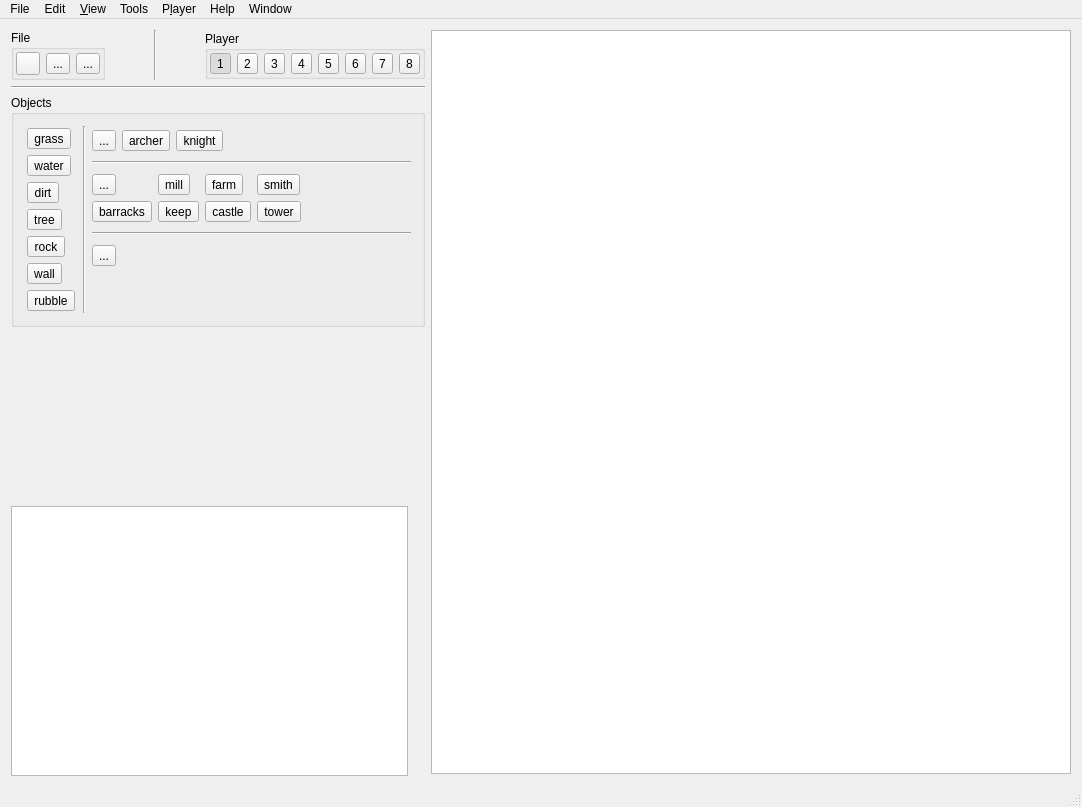
Qt form MapEditor/mainwindow.ui (projectdelphai/ECS160_MapEditor) before a commit.
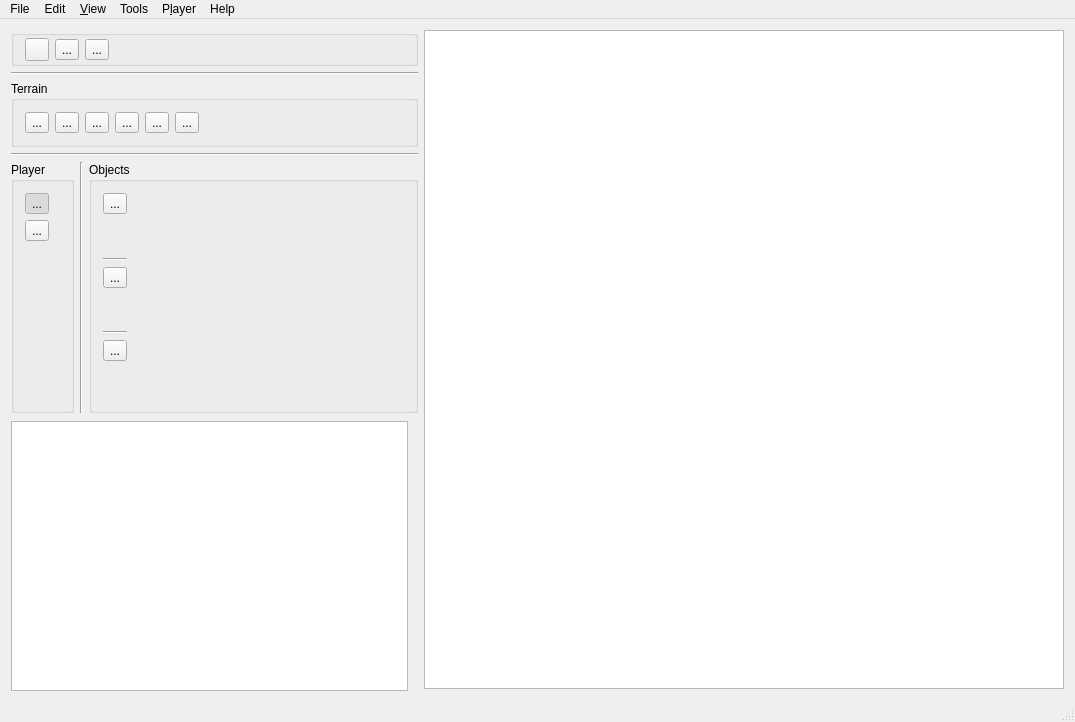
The same form after that commit. Icons and pictures are not drawn.

Patch:
```diff
--- a/MapEditor/mainwindow.ui
+++ b/MapEditor/mainwindow.ui
@@ -6,8 +6,8 @@
    <rect>
     <x>0</x>
     <y>0</y>
-    <width>1082</width>
-    <height>807</height>
+    <width>1075</width>
+    <height>722</height>
    </rect>
   </property>
   <property name="mouseTracking">
@@ -31,265 +31,7 @@
     <item>
      <layout class="QVBoxLayout" name="sidebar">
       <item>
-       <layout class="QHBoxLayout" name="file_and_player">
-        <item>
-         <widget class="QGroupBox" name="group_file">
-          <property name="sizePolicy">
-           <sizepolicy hsizetype="Preferred" vsizetype="Maximum">
-            <horstretch>0</horstretch>
-            <verstretch>0</verstretch>
-           </sizepolicy>
-          </property>
-          <property name="title">
-           <string>File</string>
-          </property>
-          <layout class="QHBoxLayout" name="horizontalLayout_4">
-           <property name="leftMargin">
-            <number>2</number>
-           </property>
-           <property name="topMargin">
-            <number>2</number>
-           </property>
-           <property name="rightMargin">
-            <number>2</number>
-           </property>
-           <property name="bottomMargin">
-            <number>2</number>
-           </property>
-           <item>
-            <widget class="QToolButton" name="button_new">
-             <property name="icon">
-              <iconset resource="icons.qrc">
-               <normaloff>:/toolbar/icons/toolbar/toolbar1.bmp</normaloff>:/toolbar/icons/toolbar/toolbar1.bmp</iconset>
-             </property>
-             <property name="shortcut">
-              <string>Ctrl+N, Meta+N</string>
-             </property>
-            </widget>
-           </item>
-           <item>
-            <widget class="QToolButton" name="button_open">
-             <property name="text">
-              <string>...</string>
-             </property>
-             <property name="icon">
-              <iconset resource="icons.qrc">
-               <normaloff>:/toolbar/icons/toolbar/toolbar2.bmp</normaloff>:/toolbar/icons/toolbar/toolbar2.bmp</iconset>
-             </property>
-             <property name="shortcut">
-              <string>Meta+O, Ctrl+O</string>
-             </property>
-            </widget>
-           </item>
-           <item>
-            <widget class="QToolButton" name="button_save">
-             <property name="text">
-              <string>...</string>
-             </property>
-             <property name="icon">
-              <iconset resource="icons.qrc">
-               <normaloff>:/toolbar/icons/toolbar/toolbar3.bmp</normaloff>:/toolbar/icons/toolbar/toolbar3.bmp</iconset>
-             </property>
-             <property name="shortcut">
-              <string>Meta+S, Ctrl+S</string>
-             </property>
-            </widget>
-           </item>
-          </layout>
-         </widget>
-        </item>
-        <item>
-         <spacer name="horizontalSpacer_3">
-          <property name="orientation">
-           <enum>Qt::Horizontal</enum>
-          </property>
-          <property name="sizeHint" stdset="0">
-           <size>
-            <width>40</width>
-            <height>20</height>
-           </size>
-          </property>
-         </spacer>
-        </item>
-        <item>
-         <widget class="Line" name="line_2">
-          <property name="orientation">
-           <enum>Qt::Vertical</enum>
-          </property>
-         </widget>
-        </item>
-        <item>
-         <spacer name="horizontalSpacer_2">
-          <property name="orientation">
-           <enum>Qt::Horizontal</enum>
-          </property>
-          <property name="sizeHint" stdset="0">
-           <size>
-            <width>40</width>
-            <height>20</height>
-           </size>
-          </property>
-         </spacer>
-        </item>
-        <item>
-         <widget class="QGroupBox" name="group_player">
-          <property name="sizePolicy">
-           <sizepolicy hsizetype="Preferred" vsizetype="Maximum">
-            <horstretch>0</horstretch>
-            <verstretch>0</verstretch>
-           </sizepolicy>
-          </property>
-          <property name="title">
-           <string>Player</string>
-          </property>
-          <layout class="QHBoxLayout" name="horizontalLayout_8">
-           <property name="leftMargin">
-            <number>2</number>
-           </property>
-           <property name="topMargin">
-            <number>2</number>
-           </property>
-           <property name="rightMargin">
-            <number>2</number>
-           </property>
-           <property name="bottomMargin">
-            <number>2</number>
-           </property>
-           <item>
-            <widget class="QToolButton" name="tool_p1">
-             <property name="text">
-              <string>1</string>
-             </property>
-             <property name="icon">
-              <iconset>
-               <normaloff>:/toolbar/icons/toolbar/tool_p1.png</normaloff>:/toolbar/icons/toolbar/tool_p1.png</iconset>
-             </property>
-             <property name="iconSize">
-              <size>
-               <width>16</width>
-               <height>16</height>
-              </size>
-             </property>
-             <property name="checkable">
-              <bool>true</bool>
-             </property>
-             <property name="checked">
-              <bool>true</bool>
-             </property>
-             <property name="autoExclusive">
-              <bool>true</bool>
-             </property>
-            </widget>
-           </item>
-           <item>
-            <widget class="QToolButton" name="tool_p2">
-             <property name="text">
-              <string>2</string>
-             </property>
-             <property name="icon">
-              <iconset>
-               <normaloff>:/toolbar/icons/toolbar/tool_p2.png</normaloff>:/toolbar/icons/toolbar/tool_p2.png</iconset>
-             </property>
-             <property name="checkable">
-              <bool>true</bool>
-             </property>
-             <property name="autoExclusive">
-              <bool>true</bool>
-             </property>
-            </widget>
-           </item>
-           <item>
-            <widget class="QToolButton" name="tool_p3">
-             <property name="text">
-              <string>3</string>
-             </property>
-             <property name="checkable">
-              <bool>true</bool>
-             </property>
-             <property name="autoExclusive">
-              <bool>true</bool>
-             </property>
-            </widget>
-           </item>
-           <item>
-            <widget class="QToolButton" name="tool_p4">
-             <property name="text">
-              <string>4</string>
-             </property>
-             <property name="checkable">
-              <bool>true</bool>
-             </property>
-             <property name="autoExclusive">
-              <bool>true</bool>
-             </property>
-            </widget>
-           </item>
-           <item>
-            <widget class="QToolButton" name="tool_p5">
-             <property name="text">
-              <string>5</string>
-             </property>
-             <property name="checkable">
-              <bool>true</bool>
-             </property>
-             <property name="autoExclusive">
-              <bool>true</bool>
-             </property>
-            </widget>
-           </item>
-           <item>
-            <widget class="QToolButton" name="tool_p6">
-             <property name="text">
-              <string>6</string>
-             </property>
-             <property name="checkable">
-              <bool>true</bool>
-             </property>
-             <property name="autoExclusive">
-              <bool>true</bool>
-             </property>
-            </widget>
-           </item>
-           <item>
-            <widget class="QToolButton" name="tool_p7">
-             <property name="text">
-              <string>7</string>
-             </property>
-             <property name="checkable">
-              <bool>true</bool>
-             </property>
-             <property name="autoExclusive">
-              <bool>true</bool>
-             </property>
-            </widget>
-           </item>
-           <item>
-            <widget class="QToolButton" name="tool_p8">
-             <property name="text">
-              <string>8</string>
-             </property>
-             <property name="checkable">
-              <bool>true</bool>
-             </property>
-             <property name="autoExclusive">
-              <bool>true</bool>
-             </property>
-            </widget>
-           </item>
-          </layout>
-         </widget>
-        </item>
-       </layout>
-      </item>
-      <item>
-       <widget class="Line" name="sep_fptb">
-        <property name="orientation">
-         <enum>Qt::Horizontal</enum>
-        </property>
-       </widget>
-      </item>
-      <item>
-       <widget class="QGroupBox" name="group_objects">
+       <widget class="QGroupBox" name="groupBox_3">
         <property name="sizePolicy">
          <sizepolicy hsizetype="Preferred" vsizetype="Maximum">
           <horstretch>0</horstretch>
@@ -297,27 +39,116 @@
          </sizepolicy>
         </property>
         <property name="title">
-         <string>Objects</string>
+         <string/>
         </property>
-        <layout class="QHBoxLayout" name="horizontalLayout_3">
+        <layout class="QHBoxLayout" name="horizontalLayout_8">
+         <property name="topMargin">
+          <number>2</number>
+         </property>
+         <property name="bottomMargin">
+          <number>2</number>
+         </property>
          <item>
-          <layout class="QVBoxLayout" name="terrain">
-           <property name="leftMargin">
-            <number>2</number>
+          <widget class="QToolButton" name="button_new">
+           <property name="icon">
+            <iconset resource="icons.qrc">
+             <normaloff>:/toolbar/icons/toolbar/toolbar1.bmp</normaloff>:/toolbar/icons/toolbar/toolbar1.bmp</iconset>
            </property>
-           <property name="topMargin">
-            <number>2</number>
+           <property name="shortcut">
+            <string>Ctrl+N, Meta+N</string>
            </property>
-           <property name="rightMargin">
-            <number>2</number>
+          </widget>
+         </item>
+         <item>
+          <widget class="QToolButton" name="button_open">
+           <property name="text">
+            <string>...</string>
            </property>
-           <property name="bottomMargin">
-            <number>2</number>
+           <property name="icon">
+            <iconset resource="icons.qrc">
+             <normaloff>:/toolbar/icons/toolbar/toolbar2.bmp</normaloff>:/toolbar/icons/toolbar/toolbar2.bmp</iconset>
            </property>
+           <property name="shortcut">
+            <string>Meta+O, Ctrl+O</string>
+           </property>
+          </widget>
+         </item>
+         <item>
+          <widget class="QToolButton" name="button_save">
+           <property name="text">
+            <string>...</string>
+           </property>
+           <property name="icon">
+            <iconset resource="icons.qrc">
+             <normaloff>:/toolbar/icons/toolbar/toolbar3.bmp</normaloff>:/toolbar/icons/toolbar/toolbar3.bmp</iconset>
+           </property>
+           <property name="shortcut">
+            <string>Meta+S, Ctrl+S</string>
+           </property>
+          </widget>
+         </item>
+         <item>
+          <spacer name="horizontalSpacer_2">
+           <property name="orientation">
+            <enum>Qt::Horizontal</enum>
+           </property>
+           <property name="sizeHint" stdset="0">
+            <size>
+             <width>40</width>
+             <height>20</height>
+            </size>
+           </property>
+          </spacer>
+         </item>
+        </layout>
+       </widget>
+      </item>
+      <item>
+       <widget class="Line" name="line_3">
+        <property name="orientation">
+         <enum>Qt::Horizontal</enum>
+        </property>
+       </widget>
+      </item>
+      <item>
+       <layout class="QHBoxLayout" name="horizontalLayout_3">
+        <item>
+         <widget class="QGroupBox" name="tools_terrain">
+          <property name="title">
+           <string>Terrain</string>
+          </property>
+          <layout class="QHBoxLayout" name="horizontalLayout_4">
            <item>
             <widget class="QToolButton" name="tool_grass">
              <property name="text">
-              <string>grass</string>
+              <string>...</string>
+             </property>
+             <property name="icon">
+              <iconset resource="icons.qrc">
+               <normaloff>:/toolbar/icons/toolbar/tool_grass.png</normaloff>:/toolbar/icons/toolbar/tool_grass.png</iconset>
+             </property>
+             <property name="iconSize">
+              <size>
+               <width>32</width>
+               <height>32</height>
+              </size>
+             </property>
+             <property name="checkable">
+              <bool>true</bool>
+             </property>
+             <property name="autoExclusive">
+              <bool>true</bool>
+             </property>
+            </widget>
+           </item>
+           <item>
+            <widget class="QToolButton" name="tool_dirt">
+             <property name="text">
+              <string>...</string>
+             </property>
+             <property name="icon">
+              <iconset resource="icons.qrc">
+               <normaloff>:/toolbar/icons/toolbar/tool_dirt.png</normaloff>:/toolbar/icons/toolbar/tool_dirt.png</iconset>
              </property>
              <property name="iconSize">
               <size>
@@ -336,7 +167,11 @@
            <item>
             <widget class="QToolButton" name="tool_water">
              <property name="text">
-              <string>water</string>
+              <string>...</string>
+             </property>
+             <property name="icon">
+              <iconset resource="icons.qrc">
+               <normaloff>:/toolbar/icons/toolbar/tool_water.png</normaloff>:/toolbar/icons/toolbar/tool_water.png</iconset>
              </property>
              <property name="iconSize">
               <size>
@@ -355,29 +190,14 @@
              </property>
             </widget>
            </item>
-           <item>
-            <widget class="QToolButton" name="tool_dirt">
-             <property name="text">
-              <string>dirt</string>
-             </property>
-             <property name="iconSize">
-              <size>
-               <width>32</width>
-               <height>32</height>
-              </size>
-             </property>
-             <property name="checkable">
-              <bool>true</bool>
-             </property>
-             <property name="autoExclusive">
-              <bool>true</bool>
-             </property>
-            </widget>
-           </item>
            <item>
             <widget class="QToolButton" name="tool_tree">
              <property name="text">
-              <string>tree</string>
+              <string>...</string>
+             </property>
+             <property name="icon">
+              <iconset resource="icons.qrc">
+               <normaloff>:/toolbar/icons/toolbar/tool_forest.png</normaloff>:/toolbar/icons/toolbar/tool_forest.png</iconset>
              </property>
              <property name="iconSize">
               <size>
@@ -396,7 +216,11 @@
            <item>
             <widget class="QToolButton" name="tool_rock">
              <property name="text">
-              <string>rock</string>
+              <string>...</string>
+             </property>
+             <property name="icon">
+              <iconset resource="icons.qrc">
+               <normaloff>:/toolbar/icons/toolbar/tool_rock.png</normaloff>:/toolbar/icons/toolbar/tool_rock.png</iconset>
              </property>
              <property name="iconSize">
               <size>
@@ -415,7 +239,7 @@
            <item>
             <widget class="QToolButton" name="tool_wall">
              <property name="text">
-              <string>wall</string>
+              <string>...</string>
              </property>
              <property name="iconSize">
               <size>
@@ -423,19 +247,6 @@
                <height>32</height>
               </size>
              </property>
-             <property name="checkable">
-              <bool>true</bool>
-             </property>
-             <property name="autoExclusive">
-              <bool>true</bool>
-             </property>
-            </widget>
-           </item>
-           <item>
-            <widget class="QToolButton" name="tool_rubble">
-             <property name="text">
-              <string>rubble</string>
-             </property>
              <property name="iconSize">
               <size>
                <width>32</width>
@@ -451,96 +262,124 @@
             </widget>
            </item>
            <item>
-            <spacer name="verticalSpacer_2">
+            <spacer name="horizontalSpacer_3">
              <property name="orientation">
-              <enum>Qt::Vertical</enum>
-             </property>
-             <property name="sizeType">
-              <enum>QSizePolicy::Maximum</enum>
+              <enum>Qt::Horizontal</enum>
              </property>
              <property name="sizeHint" stdset="0">
               <size>
-               <width>20</width>
-               <height>40</height>
+               <width>40</width>
+               <height>20</height>
               </size>
              </property>
             </spacer>
            </item>
           </layout>
-         </item>
-         <item>
-          <widget class="Line" name="sep_to">
-           <property name="orientation">
-            <enum>Qt::Vertical</enum>
-           </property>
-          </widget>
-         </item>
-         <item>
-          <layout class="QVBoxLayout" name="nonterrain">
-           <item>
-            <layout class="QGridLayout" name="grid_units">
+          <zorder>tool_rock</zorder>
+          <zorder>tool_tree</zorder>
+          <zorder>tool_wall</zorder>
+          <zorder>tool_grass</zorder>
+          <zorder>tool_dirt</zorder>
+          <zorder>tool_water</zorder>
+          <zorder>horizontalSpacer_3</zorder>
+         </widget>
+        </item>
+       </layout>
+      </item>
+      <item>
+       <widget class="Line" name="line_2">
+        <property name="orientation">
+         <enum>Qt::Horizontal</enum>
+        </property>
+       </widget>
+      </item>
+      <item>
+       <layout class="QHBoxLayout" name="horizontalLayout_5">
+        <item>
+         <layout class="QVBoxLayout" name="verticalLayout_3">
+          <item>
+           <widget class="QGroupBox" name="groupBox">
+            <property name="title">
+             <string>Player</string>
+            </property>
+            <layout class="QVBoxLayout" name="verticalLayout_5">
+             <item>
+              <widget class="QToolButton" name="tool_p1">
+               <property name="text">
+                <string>...</string>
+               </property>
+               <property name="icon">
+                <iconset resource="icons.qrc">
+                 <normaloff>:/toolbar/icons/toolbar/tool_p1.png</normaloff>:/toolbar/icons/toolbar/tool_p1.png</iconset>
+               </property>
+               <property name="iconSize">
+                <size>
+                 <width>16</width>
+                 <height>16</height>
+                </size>
+               </property>
+               <property name="checkable">
+                <bool>true</bool>
+               </property>
+               <property name="checked">
+                <bool>true</bool>
+               </property>
+               <property name="autoExclusive">
+                <bool>true</bool>
+               </property>
+              </widget>
+             </item>
+             <item>
+              <widget class="QToolButton" name="tool_p2">
+               <property name="text">
+                <string>...</string>
+               </property>
+               <property name="icon">
+                <iconset resource="icons.qrc">
+                 <normaloff>:/toolbar/icons/toolbar/tool_p2.png</normaloff>:/toolbar/icons/toolbar/tool_p2.png</iconset>
+               </property>
+               <property name="checkable">
+                <bool>true</bool>
+               </property>
+               <property name="autoExclusive">
+                <bool>true</bool>
+               </property>
+              </widget>
+             </item>
+             <item>
+              <spacer name="verticalSpacer_2">
+               <property name="orientation">
+                <enum>Qt::Vertical</enum>
+               </property>
+               <property name="sizeHint" stdset="0">
+                <size>
+                 <width>20</width>
+                 <height>40</height>
+                </size>
+               </property>
+              </spacer>
+             </item>
+            </layout>
+           </widget>
+          </item>
+         </layout>
+        </item>
+        <item>
+         <widget class="Line" name="line">
+          <property name="orientation">
+           <enum>Qt::Vertical</enum>
+          </property>
+         </widget>
+        </item>
+        <item>
+         <layout class="QVBoxLayout" name="verticalLayout_4">
+          <item>
+           <widget class="QGroupBox" name="groupBox_2">
+            <property name="title">
+             <string>Objects</string>
+            </property>
+            <layout class="QGridLayout" name="gridLayout_5">
              <item row="0" column="1">
-              <widget class="QToolButton" name="tool_archer">
-               <property name="text">
-                <string>archer</string>
-               </property>
-               <property name="iconSize">
-                <size>
-                 <width>46</width>
-                 <height>38</height>
-                </size>
-               </property>
-               <property name="checkable">
-                <bool>true</bool>
-               </property>
-               <property name="autoExclusive">
-                <bool>true</bool>
-               </property>
-              </widget>
-             </item>
-             <item row="0" column="2">
-              <widget class="QToolButton" name="tool_knight">
-               <property name="text">
-                <string>knight</string>
-               </property>
-               <property name="iconSize">
-                <size>
-                 <width>46</width>
-                 <height>38</height>
-                </size>
-               </property>
-               <property name="checkable">
-                <bool>true</bool>
-               </property>
-               <property name="autoExclusive">
-                <bool>true</bool>
-               </property>
-              </widget>
-             </item>
-             <item row="0" column="0">
-              <widget class="QToolButton" name="tool_peasant1">
-               <property name="text">
-                <string>...</string>
-               </property>
-               <property name="icon">
-                <iconset>
-                 <normaloff>:/toolbar/icons/toolbar/tool_peasant.png</normaloff>:/toolbar/icons/toolbar/tool_peasant.png</iconset>
-               </property>
-               <property name="iconSize">
-                <size>
-                 <width>46</width>
-                 <height>38</height>
-                </size>
-               </property>
-               <property name="checkable">
-                <bool>true</bool>
-               </property>
-               <property name="autoExclusive">
-                <bool>true</bool>
-               </property>
-              </widget>
-             </item>
-             <item row="0" column="3">
               <spacer name="horizontalSpacer">
                <property name="orientation">
                 <enum>Qt::Horizontal</enum>
@@ -553,271 +392,146 @@
                </property>
               </spacer>
              </item>
-            </layout>
-           </item>
-           <item>
-            <widget class="Line" name="sep_ub">
-             <property name="orientation">
-              <enum>Qt::Horizontal</enum>
-             </property>
-            </widget>
-           </item>
-           <item>
-            <layout class="QGridLayout" name="grid_buildings">
-             <item row="0" column="3">
-              <widget class="QToolButton" name="tool_smith">
-               <property name="text">
-                <string>smith</string>
-               </property>
-               <property name="iconSize">
-                <size>
-                 <width>46</width>
-                 <height>38</height>
-                </size>
-               </property>
-               <property name="checkable">
-                <bool>true</bool>
-               </property>
-               <property name="autoExclusive">
-                <bool>true</bool>
-               </property>
-              </widget>
-             </item>
-             <item row="0" column="2">
-              <widget class="QToolButton" name="tool_farm">
-               <property name="text">
-                <string>farm</string>
-               </property>
-               <property name="iconSize">
-                <size>
-                 <width>46</width>
-                 <height>38</height>
-                </size>
-               </property>
-               <property name="checkable">
-                <bool>true</bool>
-               </property>
-               <property name="autoExclusive">
-                <bool>true</bool>
-               </property>
-              </widget>
-             </item>
-             <item row="1" column="3">
-              <widget class="QToolButton" name="tool_tower">
-               <property name="text">
-                <string>tower</string>
-               </property>
-               <property name="iconSize">
-                <size>
-                 <width>46</width>
-                 <height>38</height>
-                </size>
-               </property>
-               <property name="checkable">
-                <bool>true</bool>
-               </property>
-               <property name="autoExclusive">
-                <bool>true</bool>
-               </property>
-              </widget>
-             </item>
-             <item row="0" column="1">
-              <widget class="QToolButton" name="tool_mill">
-               <property name="text">
-                <string>mill</string>
-               </property>
-               <property name="iconSize">
-                <size>
-                 <width>46</width>
-                 <height>38</height>
-                </size>
-               </property>
-               <property name="checkable">
-                <bool>true</bool>
-               </property>
-               <property name="autoExclusive">
-                <bool>true</bool>
-               </property>
-              </widget>
-             </item>
-             <item row="0" column="0">
-              <widget class="QToolButton" name="tool_townhall1">
-               <property name="text">
-                <string>...</string>
-               </property>
-               <property name="icon">
-                <iconset>
-                 <normaloff>:/toolbar/icons/toolbar/tool_townhall.png</normaloff>:/toolbar/icons/toolbar/tool_townhall.png</iconset>
-               </property>
-               <property name="iconSize">
-                <size>
-                 <width>46</width>
-                 <height>38</height>
-                </size>
-               </property>
-               <property name="checkable">
-                <bool>true</bool>
-               </property>
-               <property name="autoExclusive">
-                <bool>true</bool>
-               </property>
-              </widget>
-             </item>
-             <item row="0" column="6">
-              <spacer name="horizontalSpacer_4">
-               <property name="orientation">
-                <enum>Qt::Horizontal</enum>
-               </property>
-               <property name="sizeHint" stdset="0">
-                <size>
-                 <width>40</width>
-                 <height>20</height>
-                </size>
-               </property>
-              </spacer>
-             </item>
-             <item row="1" column="2">
-              <widget class="QToolButton" name="tool_castle">
-               <property name="text">
-                <string>castle</string>
-               </property>
-               <property name="iconSize">
-                <size>
-                 <width>46</width>
-                 <height>38</height>
-                </size>
-               </property>
-               <property name="checkable">
-                <bool>true</bool>
-               </property>
-               <property name="autoExclusive">
-                <bool>true</bool>
-               </property>
-              </widget>
-             </item>
-             <item row="1" column="1">
-              <widget class="QToolButton" name="tool_keep">
-               <property name="text">
-                <string>keep</string>
-               </property>
-               <property name="iconSize">
-                <size>
-                 <width>46</width>
-                 <height>38</height>
-                </size>
-               </property>
-               <property name="checkable">
-                <bool>true</bool>
-               </property>
-               <property name="autoExclusive">
-                <bool>true</bool>
-               </property>
-              </widget>
+             <item row="4" column="0">
+              <layout class="QGridLayout" name="gridLayout_7">
+               <item row="0" column="0">
+                <widget class="QToolButton" name="tool_goldmine">
+                 <property name="text">
+                  <string>...</string>
+                 </property>
+                 <property name="icon">
+                  <iconset resource="icons.qrc">
+                   <normaloff>:/toolbar/icons/toolbar/tool_goldmine.png</normaloff>:/toolbar/icons/toolbar/tool_goldmine.png</iconset>
+                 </property>
+                 <property name="iconSize">
+                  <size>
+                   <width>46</width>
+                   <height>38</height>
+                  </size>
+                 </property>
+                 <property name="checkable">
+                  <bool>true</bool>
+                 </property>
+                 <property name="autoExclusive">
+                  <bool>true</bool>
+                 </property>
+                </widget>
+               </item>
+               <item row="1" column="0">
+                <spacer name="verticalSpacer_4">
+                 <property name="orientation">
+                  <enum>Qt::Vertical</enum>
+                 </property>
+                 <property name="sizeHint" stdset="0">
+                  <size>
+                   <width>20</width>
+                   <height>40</height>
+                  </size>
+                 </property>
+                </spacer>
+               </item>
+              </layout>
              </item>
              <item row="1" column="0">
-              <widget class="QToolButton" name="tool_barracks">
-               <property name="text">
-                <string>barracks</string>
-               </property>
-               <property name="iconSize">
-                <size>
-                 <width>46</width>
-                 <height>38</height>
-                </size>
-               </property>
-               <property name="checkable">
-                <bool>true</bool>
-               </property>
-               <property name="autoExclusive">
-                <bool>true</bool>
-               </property>
-              </widget>
-             </item>
-            </layout>
-           </item>
-           <item>
-            <widget class="Line" name="sep_bn">
-             <property name="orientation">
-              <enum>Qt::Horizontal</enum>
-             </property>
-            </widget>
-           </item>
-           <item>
-            <layout class="QGridLayout" name="grid_neutral">
-             <item row="0" column="1">
-              <spacer name="horizontalSpacer_5">
+              <widget class="Line" name="line_4">
                <property name="orientation">
                 <enum>Qt::Horizontal</enum>
                </property>
-               <property name="sizeHint" stdset="0">
-                <size>
-                 <width>40</width>
-                 <height>20</height>
-                </size>
-               </property>
-              </spacer>
+              </widget>
+             </item>
+             <item row="2" column="0">
+              <layout class="QGridLayout" name="gridLayout_4">
+               <item row="1" column="0">
+                <spacer name="verticalSpacer_3">
+                 <property name="orientation">
+                  <enum>Qt::Vertical</enum>
+                 </property>
+                 <property name="sizeHint" stdset="0">
+                  <size>
+                   <width>20</width>
+                   <height>40</height>
+                  </size>
+                 </property>
+                </spacer>
+               </item>
+               <item row="0" column="0">
+                <widget class="QToolButton" name="tool_townhall1">
+                 <property name="text">
+                  <string>...</string>
+                 </property>
+                 <property name="icon">
+                  <iconset resource="icons.qrc">
+                   <normaloff>:/toolbar/icons/toolbar/tool_townhall.png</normaloff>:/toolbar/icons/toolbar/tool_townhall.png</iconset>
+                 </property>
+                 <property name="iconSize">
+                  <size>
+                   <width>46</width>
+                   <height>38</height>
+                  </size>
+                 </property>
+                 <property name="checkable">
+                  <bool>true</bool>
+                 </property>
+                 <property name="autoExclusive">
+                  <bool>true</bool>
+                 </property>
+                </widget>
+               </item>
+              </layout>
              </item>
              <item row="0" column="0">
-              <widget class="QToolButton" name="tool_goldmine">
-               <property name="text">
-                <string>...</string>
-               </property>
-               <property name="icon">
-                <iconset>
-                 <normaloff>:/toolbar/icons/toolbar/tool_goldmine.png</normaloff>:/toolbar/icons/toolbar/tool_goldmine.png</iconset>
-               </property>
-               <property name="iconSize">
-                <size>
-                 <width>46</width>
-                 <height>38</height>
-                </size>
-               </property>
-               <property name="checkable">
-                <bool>true</bool>
-               </property>
-               <property name="autoExclusive">
-                <bool>true</bool>
+              <layout class="QGridLayout" name="gridLayout_3">
+               <item row="0" column="0">
+                <widget class="QToolButton" name="tool_peasant1">
+                 <property name="text">
+                  <string>...</string>
+                 </property>
+                 <property name="icon">
+                  <iconset resource="icons.qrc">
+                   <normaloff>:/toolbar/icons/toolbar/tool_peasant.png</normaloff>:/toolbar/icons/toolbar/tool_peasant.png</iconset>
+                 </property>
+                 <property name="iconSize">
+                  <size>
+                   <width>46</width>
+                   <height>38</height>
+                  </size>
+                 </property>
+                 <property name="checkable">
+                  <bool>true</bool>
+                 </property>
+                 <property name="autoExclusive">
+                  <bool>true</bool>
+                 </property>
+                </widget>
+               </item>
+               <item row="1" column="0">
+                <spacer name="verticalSpacer">
+                 <property name="orientation">
+                  <enum>Qt::Vertical</enum>
+                 </property>
+                 <property name="sizeHint" stdset="0">
+                  <size>
+                   <width>20</width>
+                   <height>40</height>
+                  </size>
+                 </property>
+                </spacer>
+               </item>
+              </layout>
+             </item>
+             <item row="3" column="0">
+              <widget class="Line" name="line_5">
+               <property name="orientation">
+                <enum>Qt::Horizontal</enum>
                </property>
               </widget>
              </item>
             </layout>
-           </item>
-           <item>
-            <spacer name="verticalSpacer_4">
-             <property name="orientation">
-              <enum>Qt::Vertical</enum>
-             </property>
-             <property name="sizeType">
-              <enum>QSizePolicy::Maximum</enum>
-             </property>
-             <property name="sizeHint" stdset="0">
-              <size>
-               <width>20</width>
-               <height>40</height>
-              </size>
-             </property>
-            </spacer>
-           </item>
-          </layout>
-         </item>
-        </layout>
-       </widget>
-      </item>
-      <item>
-       <spacer name="verticalSpacer">
-        <property name="orientation">
-         <enum>Qt::Vertical</enum>
-        </property>
-        <property name="sizeType">
-         <enum>QSizePolicy::Expanding</enum>
-        </property>
-        <property name="sizeHint" stdset="0">
-         <size>
-          <width>20</width>
-          <height>40</height>
-         </size>
-        </property>
-       </spacer>
+           </widget>
+          </item>
+         </layout>
+        </item>
+       </layout>
       </item>
       <item>
        <widget class="QGraphicsView" name="graphicsView_2">
@@ -842,6 +556,20 @@
         <property name="accessibleName">
          <string>minimap</string>
         </property>
+       </widget>
+      </item>
+     </layout>
+    </item>
+    <item>
+     <layout class="QHBoxLayout" name="horizontalLayout">
+      <item>
+       <widget class="QGraphicsView" name="graphicsView">
+        <property name="minimumSize">
+         <size>
+          <width>640</width>
+          <height>480</height>
+         </size>
+        </property>
         <property name="backgroundBrush">
          <brush brushstyle="SolidPattern">
           <color alpha="128">
@@ -855,25 +583,6 @@
       </item>
      </layout>
     </item>
-    <item>
-     <widget class="QGraphicsView" name="graphicsView">
-      <property name="minimumSize">
-       <size>
-        <width>640</width>
-        <height>480</height>
-       </size>
-      </property>
-      <property name="backgroundBrush">
-       <brush brushstyle="SolidPattern">
-        <color alpha="128">
-         <red>0</red>
-         <green>0</green>
-         <blue>0</blue>
-        </color>
-       </brush>
-      </property>
-     </widget>
-    </item>
    </layout>
   </widget>
   <widget class="QMenuBar" name="menuBar">
@@ -881,8 +590,8 @@
     <rect>
      <x>0</x>
      <y>0</y>
-     <width>1082</width>
-     <height>22</height>
+     <width>1075</width>
+     <height>21</height>
     </rect>
    </property>
    <widget class="QMenu" name="menuFile">
@@ -977,20 +686,12 @@
     </property>
     <addaction name="actionAbout_MapEditor"/>
    </widget>
-   <widget class="QMenu" name="menuWindow">
-    <property name="title">
-     <string>Window</string>
-    </property>
-    <addaction name="actionAssets"/>
-    <addaction name="actionAssets_2"/>
-   </widget>
    <addaction name="menuFile"/>
    <addaction name="menuEdit"/>
    <addaction name="menuView"/>
    <addaction name="menuTools"/>
    <addaction name="menuPlayer"/>
    <addaction name="menuHelp"/>
-   <addaction name="menuWindow"/>
   </widget>
   <widget class="QStatusBar" name="statusBar"/>
   <action name="actionNew">
```
Left out of the diff: 84 changed lines with no effect on the pictures.
